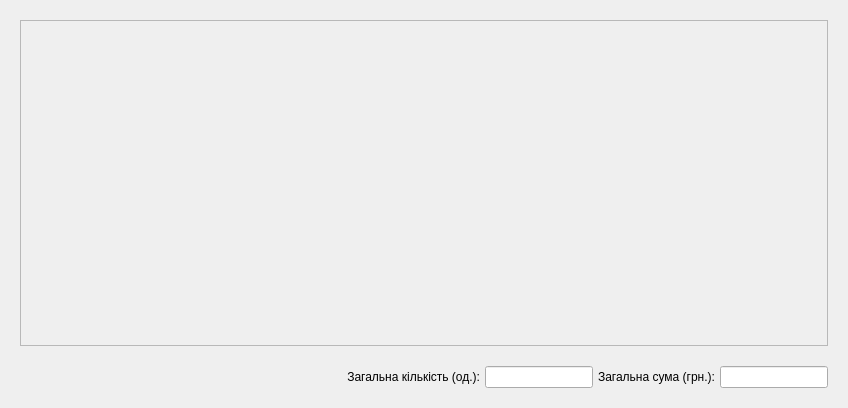
Qt form src/View/MenuAdmin/menusupplier.ui (Fyz-dev/GunStore) before a commit.
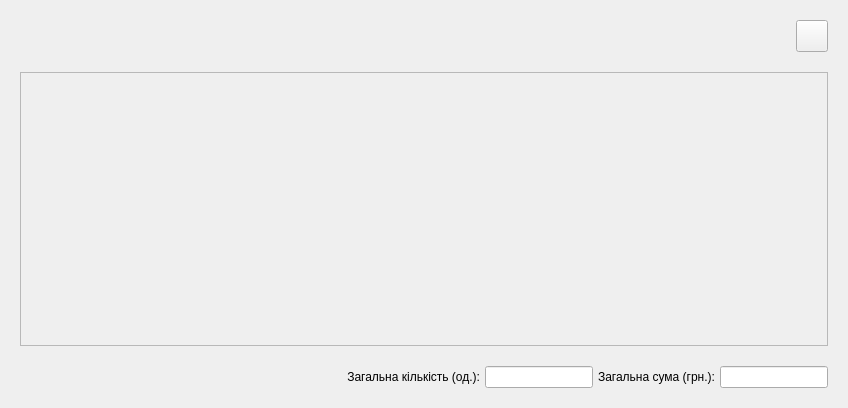
The same form after that commit. Icons and pictures are not drawn.

Patch:
```diff
--- a/src/View/MenuAdmin/menusupplier.ui
+++ b/src/View/MenuAdmin/menusupplier.ui
@@ -29,6 +29,52 @@
    <property name="bottomMargin">
     <number>20</number>
    </property>
+   <item>
+    <layout class="QHBoxLayout" name="horizontalLayout_4">
+     <item>
+      <spacer name="horizontalSpacer_2">
+       <property name="orientation">
+        <enum>Qt::Horizontal</enum>
+       </property>
+       <property name="sizeHint" stdset="0">
+        <size>
+         <width>40</width>
+         <height>20</height>
+        </size>
+       </property>
+      </spacer>
+     </item>
+     <item>
+      <widget class="QPushButton" name="buttonAdd">
+       <property name="minimumSize">
+        <size>
+         <width>32</width>
+         <height>32</height>
+        </size>
+       </property>
+       <property name="maximumSize">
+        <size>
+         <width>32</width>
+         <height>32</height>
+        </size>
+       </property>
+       <property name="text">
+        <string/>
+       </property>
+       <property name="icon">
+        <iconset resource="../../../resources/images.qrc">
+         <normaloff>:/WhiteIcon/images/plus_new.png</normaloff>:/WhiteIcon/images/plus_new.png</iconset>
+       </property>
+       <property name="iconSize">
+        <size>
+         <width>24</width>
+         <height>24</height>
+        </size>
+       </property>
+      </widget>
+     </item>
+    </layout>
+   </item>
    <item>
     <widget class="QScrollArea" name="scrollArea">
      <property name="widgetResizable">
@@ -40,7 +86,7 @@
         <x>0</x>
         <y>0</y>
         <width>806</width>
-        <height>318</height>
+        <height>264</height>
        </rect>
       </property>
       <layout class="QVBoxLayout" name="verticalLayout_2">
```
Left out of the diff: 4 changed lines with no effect on the pictures.
